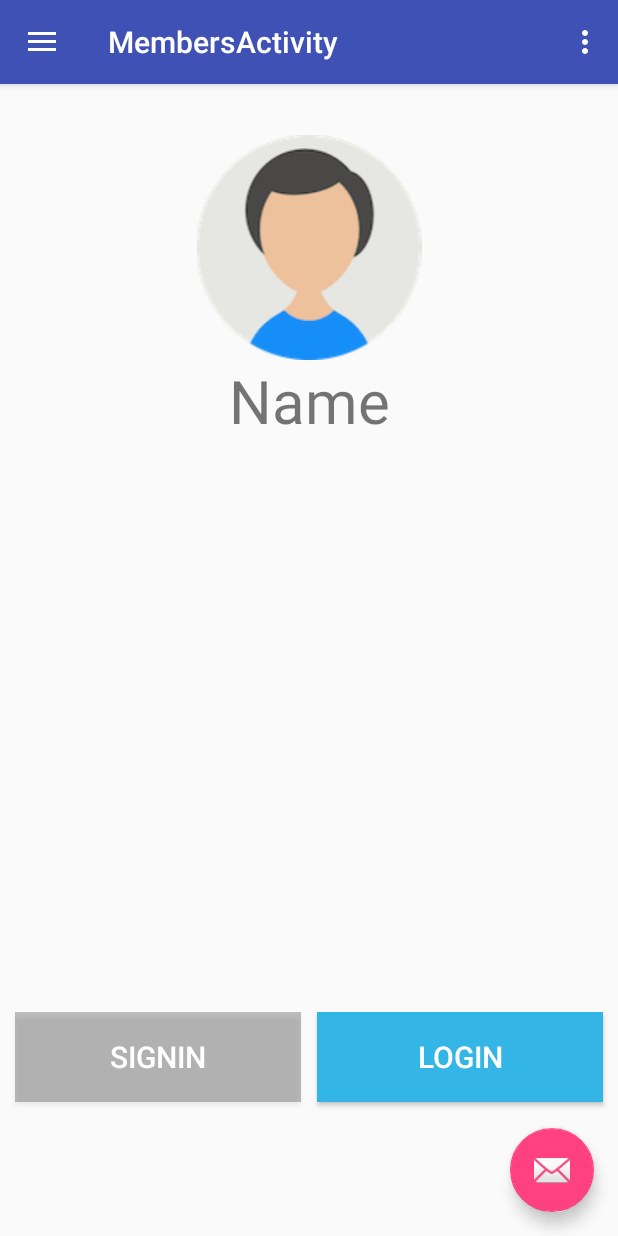
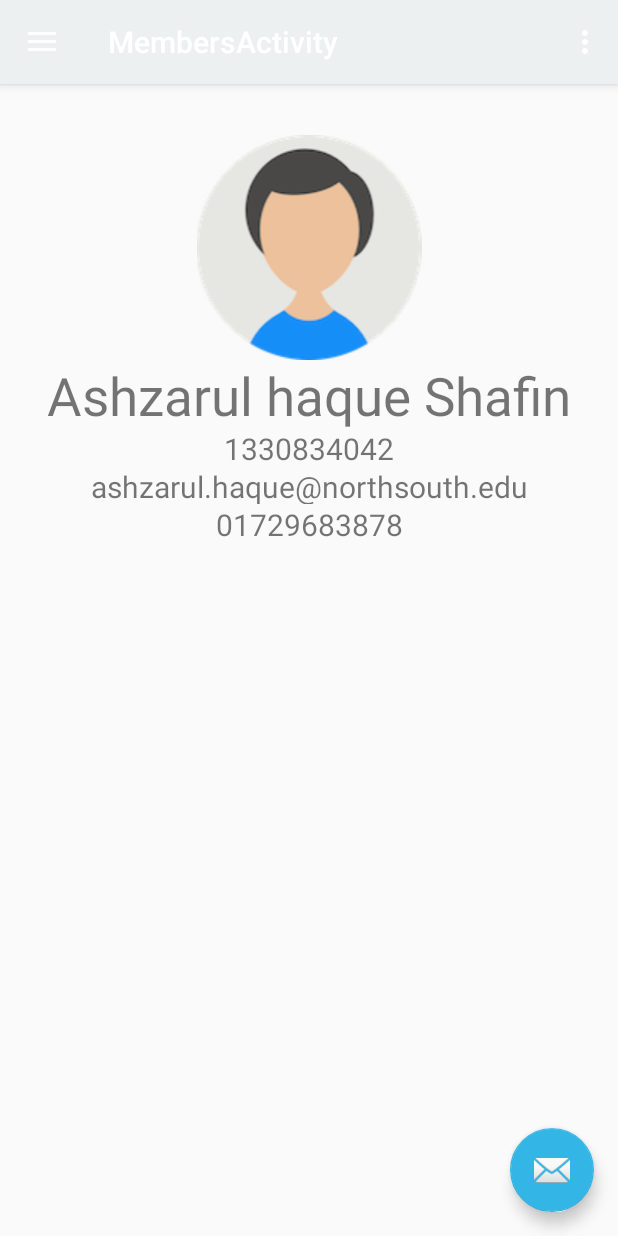
Before and after one commit to alexrupom/Share-and-Ride, an Android app: the MembersActivity screen opened directly, with no data from a screen before it, on a phone screen of 412 x 824 dp. Run offline under Robolectric (Android 15) with nearby library versions, the phone set to English and light mode, and no system bars.

Commit message:
minor updates

```diff
--- a/Application/Share&Ride/app/src/main/AndroidManifest.xml
+++ b/Application/Share&Ride/app/src/main/AndroidManifest.xml
@@ -21,7 +21,7 @@
         <activity
             android:name=".MembersActivity"
             android:label="@string/title_activity_members"
-            android:theme="@style/AppTheme.NoActionBar"></activity>
+            android:theme="@style/AppTheme.NoActionBar" />
     </application>
 
 </manifest>
--- a/Application/Share&Ride/app/src/main/java/shafin/shareride/LoginActivity.java
+++ b/Application/Share&Ride/app/src/main/java/shafin/shareride/LoginActivity.java
@@ -6,9 +6,10 @@ import android.support.v7.app.AppCompatActivity;
 import android.os.Bundle;
 import android.view.View;
 import android.widget.Button;
+import android.widget.TextView;
 
 public class LoginActivity extends AppCompatActivity {
-Button login;
+Button login; TextView textView;
     @Override
     protected void onCreate(Bundle savedInstanceState) {
         super.onCreate(savedInstanceState);
@@ -24,5 +25,15 @@ Button login;
                 startActivity(intent);
             }
         });
+
+        textView=(TextView)findViewById(R.id.link_signup);
+        textView.setOnClickListener(new View.OnClickListener() {
+            @Override
+            public void onClick(View view) {
+                Intent intent=new Intent(LoginActivity.this,SigninActivity.class);
+                startActivity(intent);
+            }
+        });
+
     }
 }
--- a/Application/Share&Ride/app/src/main/java/shafin/shareride/MembersActivity.java
+++ b/Application/Share&Ride/app/src/main/java/shafin/shareride/MembersActivity.java
@@ -27,7 +27,7 @@ public class MembersActivity extends AppCompatActivity
         fab.setOnClickListener(new View.OnClickListener() {
             @Override
             public void onClick(View view) {
-                Snackbar.make(view, "Replace with your own action", Snackbar.LENGTH_LONG)
+                Snackbar.make(view, "You are a current enrolled NSU student.", Snackbar.LENGTH_LONG)
                         .setAction("Action", null).show();
             }
         });
--- a/Application/Share&Ride/app/src/main/res/layout/activity_login.xml
+++ b/Application/Share&Ride/app/src/main/res/layout/activity_login.xml
@@ -43,6 +43,8 @@
             android:layout_marginTop="24dp"
             android:layout_marginBottom="24dp"
             android:padding="12dp"
+            android:background="#5DADE2"
+            android:textColor="@android:color/white"
             android:text="Login"/>
 
         <TextView android:id="@+id/link_signup"
@@ -50,8 +52,11 @@
             android:layout_height="wrap_content"
             android:layout_marginBottom="24dp"
             android:text="No account yet? Create one"
+            android:textColor="@android:color/holo_red_dark"
             android:gravity="center"
-            android:textSize="16dip"/>
+            android:textSize="16dip"
+
+            android:clickable="true"/>
 
     </LinearLayout>
 </ScrollView>
--- a/Application/Share&Ride/app/src/main/res/layout/activity_main.xml
+++ b/Application/Share&Ride/app/src/main/res/layout/activity_main.xml
@@ -45,7 +45,7 @@
             android:layout_marginRight="5dp"
             android:layout_weight="1"
             android:background="@drawable/bb"
-            android:text="SignIn"
+            android:text="SignUp"
             android:textColor="@android:color/white"
             android:textSize="20dp" />
 
--- a/Application/Share&Ride/app/src/main/res/layout/activity_signin.xml
+++ b/Application/Share&Ride/app/src/main/res/layout/activity_signin.xml
@@ -11,7 +11,7 @@
         android:layout_height="wrap_content"
         android:gravity="center_horizontal"
         android:text="Sign Up"
-        android:textColor="#90c40909"
+        android:textColor="@android:color/holo_blue_light"
         android:textSize="33dp"
         android:textStyle="bold" />
 
@@ -49,7 +49,7 @@
         android:layout_width="fill_parent"
         android:layout_height="wrap_content"
         android:layout_marginTop="16dp"
-        android:background="#b45705"
+        android:background="@android:color/holo_blue_light"
         android:text="Sign Up"
         android:textColor="#fff" />
 
--- a/Application/Share&Ride/app/src/main/res/layout/content_members.xml
+++ b/Application/Share&Ride/app/src/main/res/layout/content_members.xml
@@ -22,43 +22,42 @@
         <TextView
             android:id="@+id/textView2"
             android:layout_width="match_parent"
-            android:layout_height="93dp"
-            android:text="Name"
+            android:layout_height="45dp"
+            android:text="Ashzarul haque Shafin"
             android:textAlignment="center"
-            android:textSize="40dp" />
+            android:textSize="35dp" />
+
+        <TextView
+            android:id="@+id/textView3"
+            android:layout_width="match_parent"
+            android:layout_height="25dp"
+            android:text="1330834042"
+            android:textAlignment="center"
+            android:textSize="20dp" />
+
+        <TextView
+            android:id="@+id/textView4"
+            android:layout_width="match_parent"
+            android:layout_height="25dp"
+            android:text="ashzarul.haque@northsouth.edu"
+            android:textAlignment="center"
+            android:textSize="20dp" />
+        <TextView
+            android:id="@+id/textView5"
+            android:layout_width="match_parent"
+            android:layout_height="25dp"
+            android:text="01729683878"
+            android:textAlignment="center"
+            android:textSize="20dp" />
     </LinearLayout>
 
 
     <LinearLayout
         android:layout_width="match_parent"
         android:layout_height="match_parent"
-        android:layout_weight="4.5"
+        android:layout_weight="4"
 
         android:orientation="horizontal">
 
-        <Button
-            android:id="@+id/button1"
-            android:layout_width="match_parent"
-            android:layout_height="60dp"
-            android:layout_marginLeft="10dp"
-            android:layout_marginRight="5dp"
-            android:layout_weight="1"
-
-            android:text="SignIn"
-            android:textColor="@android:color/white"
-            android:textSize="20dp"
-            android:background="#50363636"/>
-
-        <Button
-            android:id="@+id/button2"
-            android:layout_width="match_parent"
-            android:layout_height="60dp"
-            android:layout_marginLeft="5dp"
-            android:layout_marginRight="10dp"
-            android:layout_weight="1"
-            android:background="@android:color/holo_blue_light"
-            android:text="Login"
-            android:textColor="@android:color/white"
-            android:textSize="20dp" />
     </LinearLayout>
 </LinearLayout>
--- a/Application/Share&Ride/app/src/main/res/layout/nav_header_members.xml
+++ b/Application/Share&Ride/app/src/main/res/layout/nav_header_members.xml
@@ -10,7 +10,8 @@
     android:paddingLeft="@dimen/activity_horizontal_margin"
     android:paddingRight="@dimen/activity_horizontal_margin"
     android:paddingTop="@dimen/activity_vertical_margin"
-    android:theme="@style/ThemeOverlay.AppCompat.Dark">
+    android:theme="@style/ThemeOverlay.AppCompat.Dark"
+    android:background="#ECF0F1">
 
     <ImageView
         android:id="@+id/imageView"
--- a/Application/Share&Ride/app/src/main/res/menu/activity_members_drawer.xml
+++ b/Application/Share&Ride/app/src/main/res/menu/activity_members_drawer.xml
@@ -5,15 +5,15 @@
         <item
             android:id="@+id/nav_camera"
             android:icon="@drawable/ic_menu_camera"
-            android:title="Import" />
+            android:title="Find Ride" />
         <item
             android:id="@+id/nav_gallery"
             android:icon="@drawable/ic_menu_gallery"
-            android:title="Gallery" />
+            android:title="Post Ride" />
         <item
             android:id="@+id/nav_slideshow"
             android:icon="@drawable/ic_menu_slideshow"
-            android:title="Slideshow" />
+            android:title="Feedback" />
         <item
             android:id="@+id/nav_manage"
             android:icon="@drawable/ic_menu_manage"
@@ -25,11 +25,11 @@
             <item
                 android:id="@+id/nav_share"
                 android:icon="@drawable/ic_menu_share"
-                android:title="Share" />
+                android:title="FAQ" />
             <item
                 android:id="@+id/nav_send"
                 android:icon="@drawable/ic_menu_send"
-                android:title="Send" />
+                android:title="Complain" />
         </menu>
     </item>
 
--- a/Application/Share&Ride/app/src/main/res/values/colors.xml
+++ b/Application/Share&Ride/app/src/main/res/values/colors.xml
@@ -1,6 +1,6 @@
 <?xml version="1.0" encoding="utf-8"?>
 <resources>
-    <color name="colorPrimary">#3F51B5</color>
+    <color name="colorPrimary">#ECF0F1</color>
     <color name="colorPrimaryDark">#303F9F</color>
-    <color name="colorAccent">#FF4081</color>
+    <color name="colorAccent">@android:color/holo_blue_light</color>
 </resources>
```
Also changed, not shown: 1 other file.
